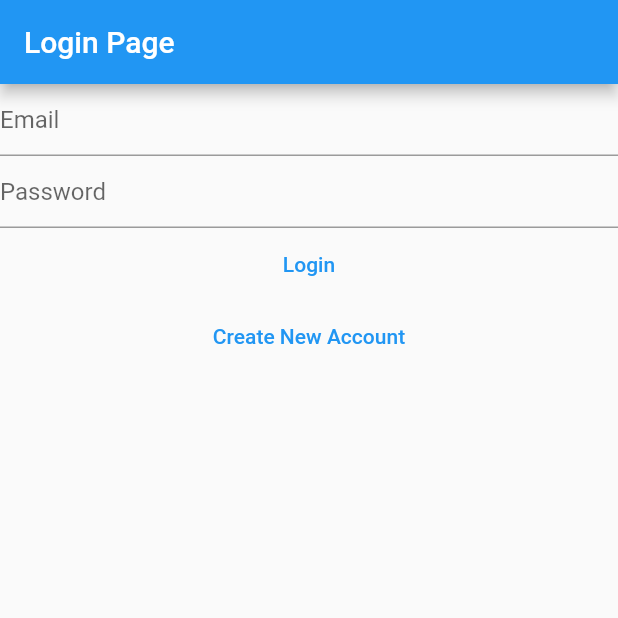
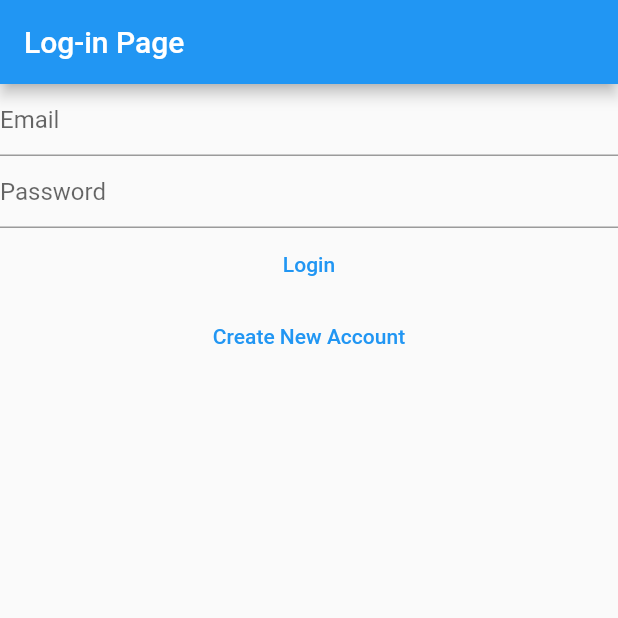
Before and after one commit to Tanmoy-Sarkar-Pranto/privnotes, a Flutter app: the screen it shows after launch, on a phone screen of 412 x 824 dp, the top half of it. Run offline on Flutter 3.47's test engine with Material 2 defaults, Android fonts, the phone set to English and light mode, and no system bars; our stand-ins replace firebase_auth, firebase_core; accounts and stored records are empty.

Commit message:
no new change

```diff
--- a/lib/views/login_view.dart
+++ b/lib/views/login_view.dart
@@ -33,7 +33,7 @@ class _LoginViewState extends State<LoginView> {
   Widget build(BuildContext context) {
     return Scaffold(
       appBar: AppBar(
-        title: const Text('Login Page'),
+        title: const Text('Log-in Page'),
       ),
       body: Column(
         children: [
```
